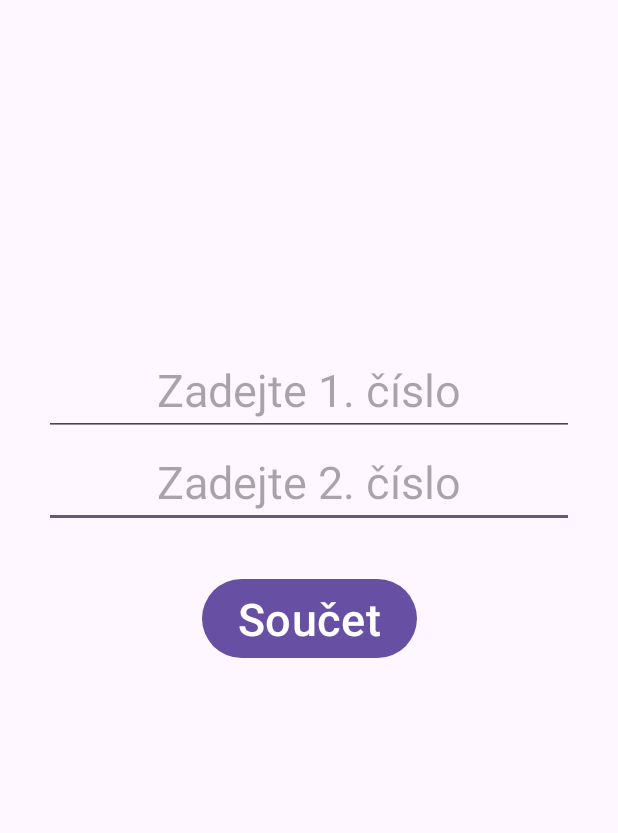
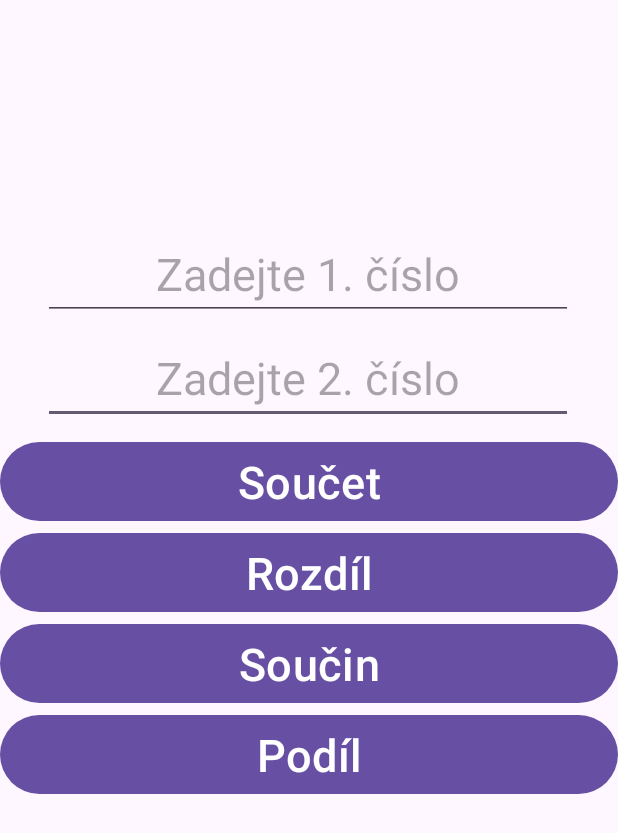
Before and after one commit to HanzlikPetr/kalkulackaVMA, an Android app: the screen it shows after launch (MainActivity), after a tap on "Součet", on a phone screen of 412 x 824 dp. Shown: the top 833 px of the screen. Run offline under Robolectric (Android 15) with nearby library versions, the phone set to English and light mode, and no system bars.

Commit message:
přidaní nových operací

```diff
--- a/app/src/main/java/cz/spseiostrava/han/kalkulacka/MainActivity.java
+++ b/app/src/main/java/cz/spseiostrava/han/kalkulacka/MainActivity.java
@@ -7,11 +7,12 @@ import android.view.View;
 import android.widget.Button;
 import android.widget.EditText;
 import android.widget.TextView;
+import android.widget.Toast;
 
 public class MainActivity extends AppCompatActivity {
 
     EditText number1, number2;
-    Button button;
+    Button buttonSoucet, buttonRozdil, buttonSoucin, buttonPodil;
     TextView vylsedek;
 
     @Override
@@ -21,16 +22,44 @@ public class MainActivity extends AppCompatActivity {
 
         number1 = findViewById(R.id.number1);
         number2 = findViewById(R.id.number2);
-        button = findViewById(R.id.button);
         vylsedek = findViewById(R.id.vysledek);
+        buttonSoucet = findViewById(R.id.buttonSoucet);
+        buttonRozdil = findViewById(R.id.buttonRozdil);
+        buttonPodil = findViewById(R.id.buttonPodil);
+        buttonSoucin = findViewById(R.id.buttonSoucin);
 
-        button.setOnClickListener(new View.OnClickListener() {
+        View.OnClickListener tlacitkaListener = new View.OnClickListener() {
             @Override
             public void onClick(View view) {
-                if(!number1.getText().toString().equals("") && !number2.getText().toString().equals(""))
-                    vylsedek.setText((Double.parseDouble(number1.getText().toString()) +  Double.parseDouble(number2.getText().toString())) + "");
+                int btnId = view.getId();
+                double cislo1, cislo2, vysledekPom;
+
+                if(!number1.getText().toString().equals("") && !number2.getText().toString().equals("")){
+                    cislo1 = Double.parseDouble(number1.getText().toString());
+                    cislo2 = Double.parseDouble(number2.getText().toString());
+
+                    if(btnId == R.id.buttonSoucet){
+                        vysledekPom = cislo1 + cislo2;
+                    } else if (btnId == R.id.buttonRozdil) {
+                        vysledekPom = cislo1 - cislo2;
+                    } else if (btnId == R.id.buttonSoucin) {
+                        vysledekPom = cislo1 * cislo2;
+                    }else{
+                        vysledekPom = cislo1 / cislo2;
+                    }
+
+                    vylsedek.setText(String.valueOf(vysledekPom));
+                }else{
+                    Toast.makeText(getApplicationContext() , "Zadej 2 hodnoty", Toast.LENGTH_SHORT).show();
+                }
             }
-        });
+        };
+
+        buttonSoucet.setOnClickListener(tlacitkaListener);
+        buttonRozdil.setOnClickListener(tlacitkaListener);
+        buttonSoucin.setOnClickListener(tlacitkaListener);
+        buttonPodil.setOnClickListener(tlacitkaListener);
+
 
     }
 }
--- a/app/src/main/res/layout/activity_main.xml
+++ b/app/src/main/res/layout/activity_main.xml
@@ -10,34 +10,58 @@
         android:id="@+id/number2"
         android:layout_width="wrap_content"
         android:layout_height="wrap_content"
-        android:layout_marginBottom="30sp"
+        android:layout_marginBottom="8dp"
         android:ems="10"
         android:hint="Zadejte 2. číslo"
         android:inputType="number|numberDecimal"
+        android:textAlignment="center"
         android:textSize="30sp"
-        app:layout_constraintBottom_toTopOf="@+id/button"
+        app:layout_constraintBottom_toTopOf="@+id/linearLayout2"
         app:layout_constraintEnd_toEndOf="parent"
-        app:layout_constraintStart_toStartOf="parent"
-        android:textAlignment="center"
-        />
+        app:layout_constraintHorizontal_bias="0.491"
+        app:layout_constraintStart_toStartOf="parent" />
 
     <EditText
         android:id="@+id/number1"
         android:layout_width="wrap_content"
         android:layout_height="wrap_content"
+        android:layout_marginBottom="8dp"
         android:ems="10"
         android:hint="Zadejte 1. číslo"
         android:inputType="number|numberDecimal"
+        android:textAlignment="center"
         android:textSize="30sp"
         app:layout_constraintBottom_toTopOf="@+id/number2"
         app:layout_constraintEnd_toEndOf="parent"
+        app:layout_constraintHorizontal_bias="0.491"
+        app:layout_constraintStart_toStartOf="parent" />
+
+    <TextView
+        android:id="@+id/vysledek"
+        android:layout_width="wrap_content"
+        android:layout_height="wrap_content"
+        android:layout_marginTop="30dp"
+        android:textSize="30sp"
+        app:layout_constraintEnd_toEndOf="parent"
+        app:layout_constraintHorizontal_bias="0.498"
         app:layout_constraintStart_toStartOf="parent"
-        android:textAlignment="center"
-        />
+        app:layout_constraintTop_toBottomOf="@+id/linearLayout2"
+        app:layout_goneMarginTop="50sp" />
+
+    <LinearLayout
+        android:id="@+id/linearLayout2"
+        android:layout_width="match_parent"
+        android:layout_height="wrap_content"
+        android:gravity="center_horizontal|center_vertical"
+        android:orientation="vertical"
+        app:layout_constraintBottom_toBottomOf="parent"
+        app:layout_constraintEnd_toEndOf="parent"
+        app:layout_constraintStart_toStartOf="parent"
+        app:layout_constraintTop_toTopOf="parent">
 
         <Button
-        android:id="@+id/button"
-        android:layout_width="wrap_content"
+            android:id="@+id/buttonSoucet"
+            android:layout_width="match_parent"
             android:layout_height="wrap_content"
             android:text="Součet"
             android:textSize="30sp"
@@ -46,18 +70,39 @@
             app:layout_constraintStart_toStartOf="parent"
             app:layout_constraintTop_toTopOf="parent" />
 
-    <TextView
-        android:id="@+id/vysledek"
-        android:layout_width="wrap_content"
+        <Button
+            android:id="@+id/buttonRozdil"
+            android:layout_width="match_parent"
             android:layout_height="wrap_content"
-        android:layout_marginTop="30dp"
+            android:text="Rozdíl"
             android:textSize="30sp"
+            app:layout_constraintBottom_toBottomOf="parent"
             app:layout_constraintEnd_toEndOf="parent"
             app:layout_constraintStart_toStartOf="parent"
-        app:layout_constraintTop_toBottomOf="@+id/button"
-        app:layout_goneMarginTop="30sp" />
+            app:layout_constraintTop_toTopOf="parent" />
 
+        <Button
+            android:id="@+id/buttonSoucin"
+            android:layout_width="match_parent"
+            android:layout_height="wrap_content"
+            android:text="Součin"
+            android:textSize="30sp"
+            app:layout_constraintBottom_toBottomOf="parent"
+            app:layout_constraintEnd_toEndOf="parent"
+            app:layout_constraintStart_toStartOf="parent"
+            app:layout_constraintTop_toTopOf="parent" />
 
+        <Button
+            android:id="@+id/buttonPodil"
+            android:layout_width="match_parent"
+            android:layout_height="wrap_content"
+            android:text="Podíl"
+            android:textSize="30sp"
+            app:layout_constraintBottom_toBottomOf="parent"
+            app:layout_constraintEnd_toEndOf="parent"
+            app:layout_constraintStart_toStartOf="parent"
+            app:layout_constraintTop_toTopOf="parent" />
+    </LinearLayout>
 
 
 </androidx.constraintlayout.widget.ConstraintLayout>
```
Lines whose indentation alone changed are shown as unchanged.
